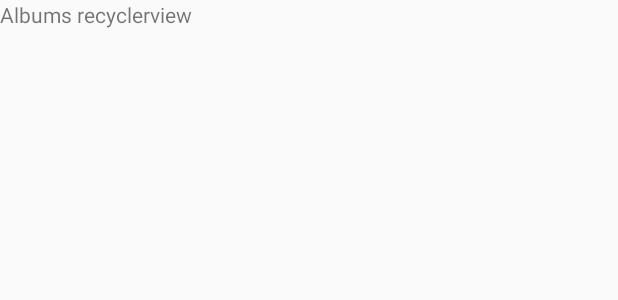
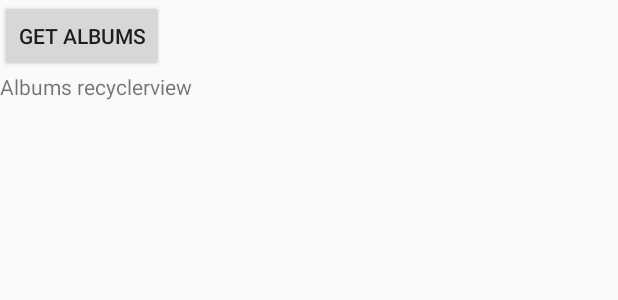
Before and after one commit to drnczgny/android-kotlin-MVVM-DataBinding-LiveData-retrofit-rx, an Android app: the layout fragment_albums_page.xml on its own in the app's theme, with its tools: preview values and no code run, on a phone screen of 412 x 824 dp. Shown: the top 300 px of the screen. Run offline under Robolectric (Android 15) with nearby library versions, the phone set to English and light mode, and no system bars.

```diff
--- a/app/src/main/java/com/adrian/project/di/AppComponent.kt
+++ b/app/src/main/java/com/adrian/project/di/AppComponent.kt
@@ -12,7 +12,7 @@ import javax.inject.Singleton
  */
 
 @Singleton
-@Component(modules = arrayOf(AppModule::class, ActivityBuilderModule::class, AndroidSupportInjectionModule::class))
+@Component(modules = arrayOf(AppModule::class, ActivityBuilderModule::class, NetworkModule::class, AndroidSupportInjectionModule::class))
 interface AppComponent {
 
     @Component.Builder
--- a/app/src/main/res/layout/fragment_albums_page.xml
+++ b/app/src/main/res/layout/fragment_albums_page.xml
@@ -9,9 +9,16 @@
             type="com.adrian.project.ui.jsonplaceholder.submodules.albumspage.viewmodel.AlbumsPageViewModel" />
     </data>
 
-    <FrameLayout
+    <LinearLayout
         android:layout_width="match_parent"
-        android:layout_height="match_parent">
+        android:layout_height="match_parent"
+        android:orientation="vertical">
+
+        <Button
+            android:layout_width="wrap_content"
+            android:layout_height="wrap_content"
+            android:text="Get albums"
+            android:onClick="@{viewModel::onClickGetAlbums}"/>
 
         <LinearLayout
             android:layout_width="match_parent"
@@ -33,5 +40,5 @@
 
         </LinearLayout>
 
-    </FrameLayout>
+    </LinearLayout>
 </layout>
```
Also changed, not shown: app/build.gradle (+11 -0 lines), app/src/main/java/com/adrian/project/di/NetworkModule.kt (added, +80 -0 lines), app/src/main/java/com/adrian/project/ui/jsonplaceholder/submodules/albumspage/AlbumsPageModel.kt (+60 -5 lines), app/src/main/java/com/adrian/project/ui/jsonplaceholder/submodules/albumspage/di/AlbumsPageModule.kt (+7 -0 lines), app/src/main/java/com/adrian/project/ui/jsonplaceholder/submodules/albumspage/viewmodel/Album.kt (added, +7 -0 lines), app/src/main/java/com/adrian/project/ui/jsonplaceholder/submodules/albumspage/viewmodel/AlbumItemViewModel.kt (+17 -4 lines), app/src/main/java/com/adrian/project/ui/jsonplaceholder/submodules/albumspage/viewmodel/AlbumService.kt (added, +15 -0 lines), app/src/main/java/com/adrian/project/ui/jsonplaceholder/submodules/albumspage/viewmodel/AlbumsPageViewModel.kt (+3 -6 lines), app/src/main/res/layout/list_item_album.xml (+12 -1 lines).
